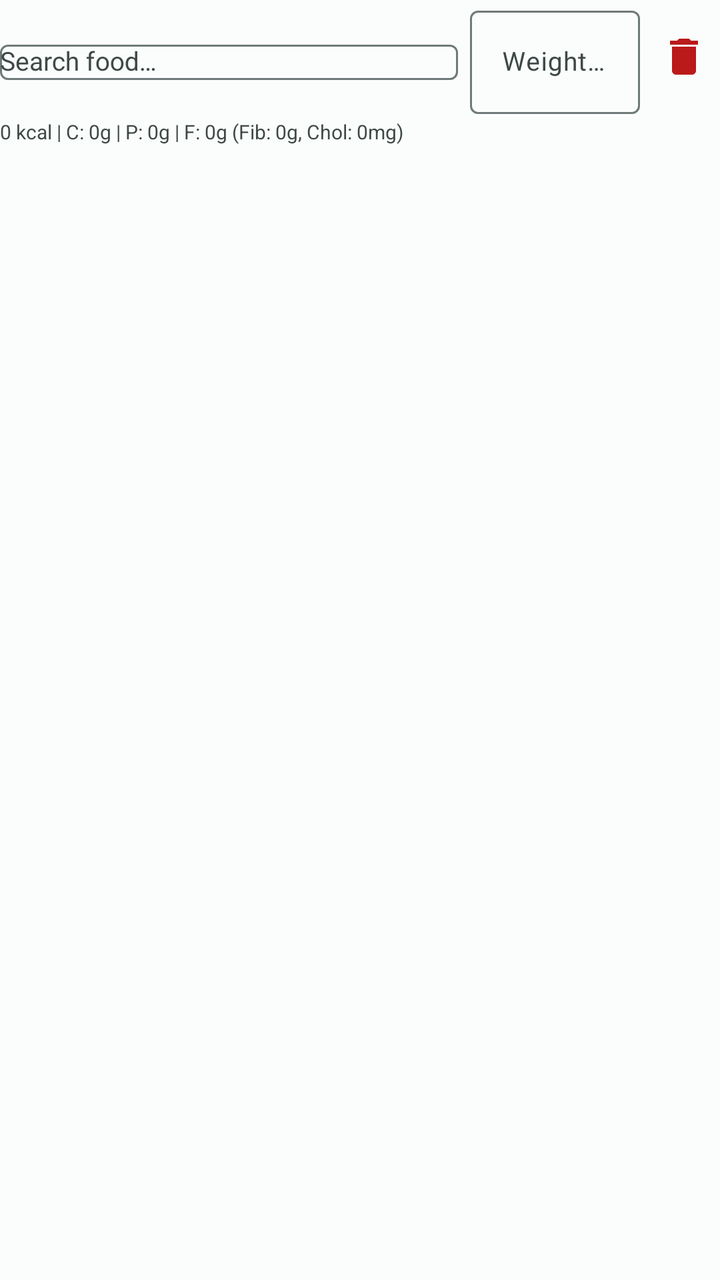
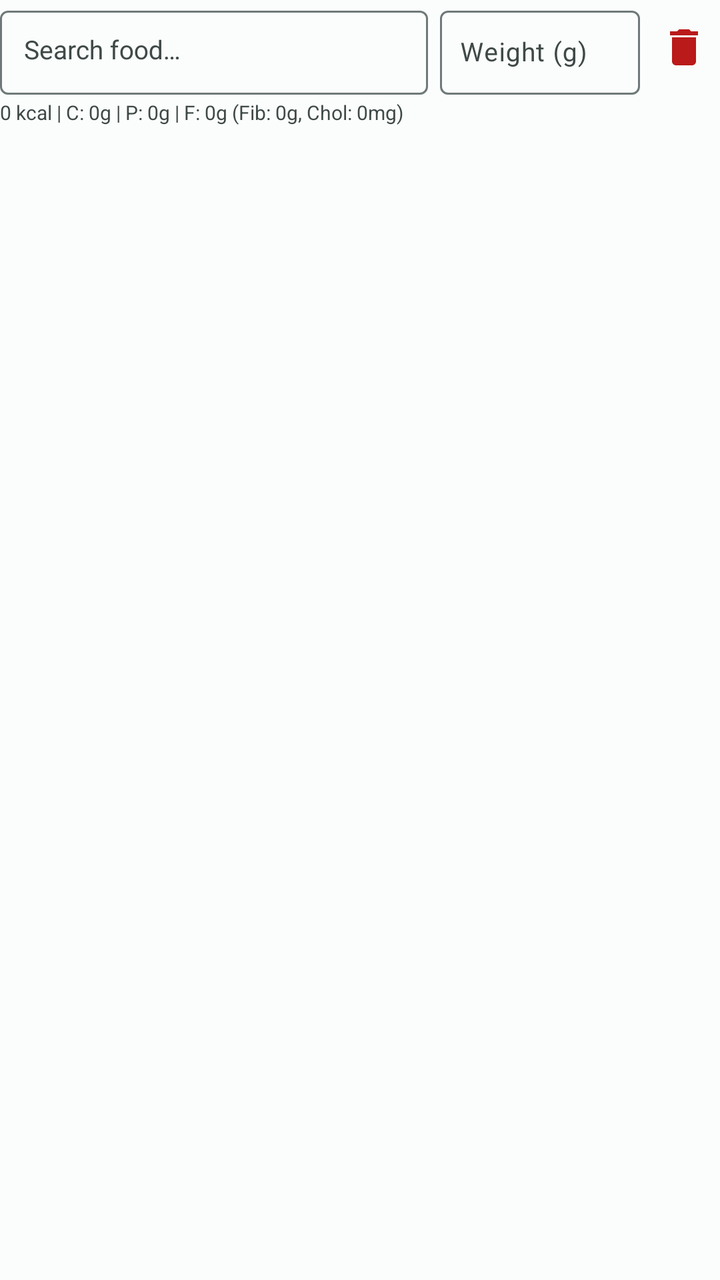

Compare the two renders of this Android layout. The source of the first and the diff that turns it into the second are given below.
<!-- AndroidManifest.xml: application theme Theme.ActivityTracker -->
<!-- res/layout/item_template_food_row.xml -->
<?xml version="1.0" encoding="utf-8"?>
<LinearLayout xmlns:android="http://schemas.android.com/apk/res/android"
    xmlns:app="http://schemas.android.com/apk/res-auto"
    android:layout_width="match_parent"
    android:layout_height="wrap_content"
    android:layout_marginTop="4dp"
    android:layout_marginBottom="4dp"
    android:orientation="vertical">

    <LinearLayout
        android:layout_width="match_parent"
        android:layout_height="wrap_content"
        android:gravity="center_vertical"
        android:orientation="horizontal">

        <com.google.android.material.textfield.TextInputLayout
            android:id="@+id/til_tpl_food_name"
            style="@style/Widget.Material3.TextInputLayout.OutlinedBox"
            android:layout_width="0dp"
            android:layout_height="wrap_content"
            android:layout_weight="1"
            android:hint="@string/food_hint">

            <AutoCompleteTextView
                android:id="@+id/actv_tpl_food_name"
                android:layout_width="match_parent"
                android:layout_height="wrap_content"
                android:completionThreshold="1"
                android:inputType="textCapWords"
                android:maxLines="1"
                android:popupBackground="@color/autocomplete_bg"
                android:textColor="@color/autocomplete_text"
                android:textSize="13sp" />
        </com.google.android.material.textfield.TextInputLayout>

        <com.google.android.material.textfield.TextInputLayout
            android:id="@+id/til_tpl_food_weight"
            style="@style/Widget.Material3.TextInputLayout.OutlinedBox"
            android:layout_width="85dp"
            android:layout_height="wrap_content"
            android:layout_marginStart="6dp"
            android:hint="@string/weight_hint">

            <com.google.android.material.textfield.TextInputEditText
                android:id="@+id/et_tpl_food_weight"
                android:layout_width="match_parent"
                android:layout_height="wrap_content"
                android:imeOptions="actionDone"
                android:inputType="numberDecimal"
                android:maxLines="1"
                android:textSize="13sp" />
        </com.google.android.material.textfield.TextInputLayout>

        <ImageButton
            android:id="@+id/btn_tpl_delete_row"
            android:layout_width="36dp"
            android:layout_height="36dp"
            android:layout_marginStart="4dp"
            android:background="?attr/selectableItemBackgroundBorderless"
            android:contentDescription="@string/action_delete"
            android:src="@drawable/ic_delete"
            app:tint="?attr/colorError" />
    </LinearLayout>

    
    <TextView
        android:id="@+id/text_tpl_row_nutrients"
        android:layout_width="match_parent"
        android:layout_height="wrap_content"
        android:layout_marginTop="2dp"
        android:text="0 kcal | C: 0g | P: 0g | F: 0g (Fib: 0g, Chol: 0mg)"
        android:textColor="?attr/colorOnSurfaceVariant"
        android:textSize="10sp" />

</LinearLayout>
<!-- resources referenced by this layout -->
<resources>
  <color name="autocomplete_bg">#FFFFFF</color>
  <color name="autocomplete_text">#191C1C</color>
  <!-- drawable ic_delete (drawable) -->
  <?xml version="1.0" encoding="utf-8"?>
  <vector xmlns:android="http://schemas.android.com/apk/res/android"
      android:width="24dp"
      android:height="24dp"
      android:viewportWidth="24"
      android:viewportHeight="24">
      <path
          android:fillColor="?attr/colorControlNormal"
          android:pathData="M6,19c0,1.1 0.9,2 2,2h8c1.1,0 2,-0.9 2,-2V7H6v12zM19,4h-3.5l-1,-1h-5l-1,1H5v2h14V4z" />
  </vector>
  <string name="action_delete">Delete</string>
  <string name="food_hint">Search food…</string>
  <string name="weight_hint">Weight (g)</string>
  <color name="md_theme_light_primary">#006A6A</color>
  <color name="md_theme_light_onPrimary">#FFFFFF</color>
  <color name="md_theme_light_primaryContainer">#6FF7F6</color>
  <color name="md_theme_light_onPrimaryContainer">#002020</color>
  <color name="md_theme_light_secondary">#4A6363</color>
  <color name="md_theme_light_onSecondary">#FFFFFF</color>
  <color name="md_theme_light_secondaryContainer">#CCE8E7</color>
  <color name="md_theme_light_onSecondaryContainer">#051F20</color>
  <color name="md_theme_light_tertiary">#4B607C</color>
  <color name="md_theme_light_onTertiary">#FFFFFF</color>
  <color name="md_theme_light_tertiaryContainer">#D3E4FF</color>
  <color name="md_theme_light_onTertiaryContainer">#041C35</color>
  <color name="md_theme_light_error">#BA1A1A</color>
  <color name="md_theme_light_onError">#FFFFFF</color>
  <color name="md_theme_light_background">#FAFDFB</color>
  <color name="md_theme_light_onBackground">#191C1C</color>
  <color name="md_theme_light_surface">#FAFDFB</color>
  <color name="md_theme_light_onSurface">#191C1C</color>
  <color name="md_theme_light_surfaceVariant">#DAE5E4</color>
  <color name="md_theme_light_onSurfaceVariant">#3F4948</color>
  <color name="md_theme_light_outline">#6F7979</color>
  <style name="Widget.ActivityTracker.AutoCompleteTextView" parent="Widget.AppCompat.AutoCompleteTextView">
          <item name="android:textColor">@color/autocomplete_text</item>
          <item name="android:textColorHint">@color/autocomplete_subtext</item>
          <item name="android:popupBackground">@color/autocomplete_bg</item>
      </style>
  <color name="autocomplete_subtext">#5B6464</color>
  <!-- unchanged entries left out for length: 1 -->
</resources>

<!-- the commit's change to res/layout/item_template_food_row.xml (unified diff, before → after) -->
@@ -15,7 +15,7 @@
 
         <com.google.android.material.textfield.TextInputLayout
             android:id="@+id/til_tpl_food_name"
-            style="@style/Widget.Material3.TextInputLayout.OutlinedBox"
+            style="@style/Widget.Material3.TextInputLayout.OutlinedBox.Dense"
             android:layout_width="0dp"
             android:layout_height="wrap_content"
             android:layout_weight="1"
@@ -25,6 +25,12 @@
                 android:id="@+id/actv_tpl_food_name"
                 android:layout_width="match_parent"
                 android:layout_height="wrap_content"
+                android:minHeight="42dp"
+                android:paddingTop="10dp"
+                android:paddingBottom="12dp"
+                android:paddingStart="12dp"
+                android:paddingEnd="12dp"
+                android:gravity="center_vertical"
                 android:completionThreshold="1"
                 android:inputType="textCapWords"
                 android:maxLines="1"
@@ -35,8 +41,8 @@
 
         <com.google.android.material.textfield.TextInputLayout
             android:id="@+id/til_tpl_food_weight"
-            style="@style/Widget.Material3.TextInputLayout.OutlinedBox"
-            android:layout_width="85dp"
+            style="@style/Widget.Material3.TextInputLayout.OutlinedBox.Dense"
+            android:layout_width="100dp"
             android:layout_height="wrap_content"
             android:layout_marginStart="6dp"
             android:hint="@string/weight_hint">
@@ -45,6 +51,12 @@
                 android:id="@+id/et_tpl_food_weight"
                 android:layout_width="match_parent"
                 android:layout_height="wrap_content"
+                android:minHeight="42dp"
+                android:paddingTop="10dp"
+                android:paddingBottom="10dp"
+                android:paddingStart="10dp"
+                android:paddingEnd="10dp"
+                android:gravity="center_vertical"
                 android:imeOptions="actionDone"
                 android:inputType="numberDecimal"
                 android:maxLines="1"
